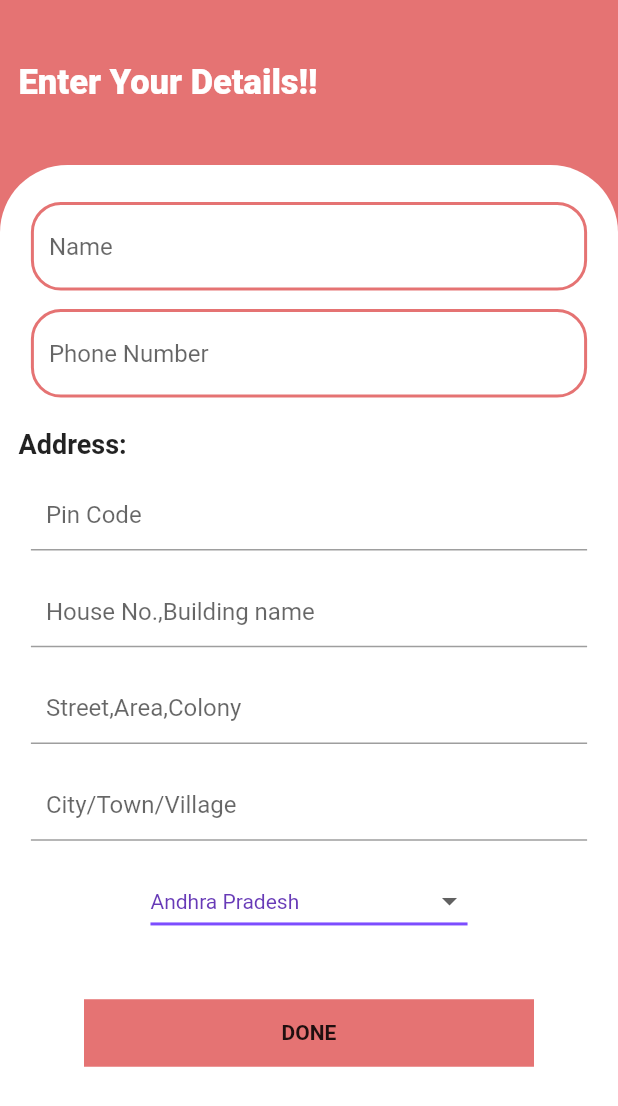
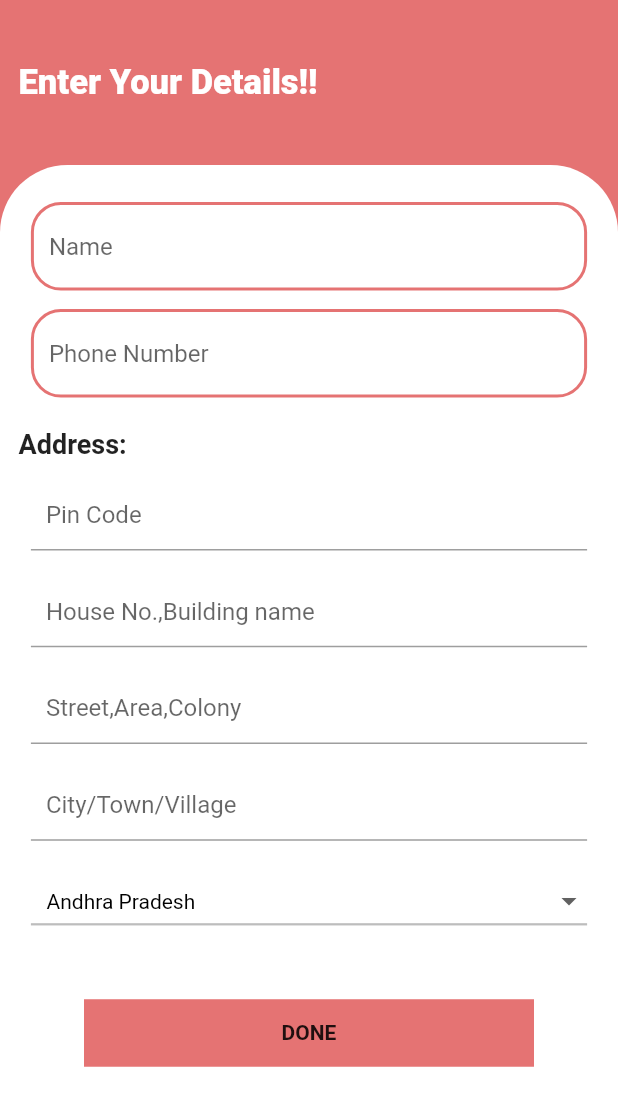
Before and after one commit to Nikhil-Kudupudi/Laundry_Management, a Flutter app: the detailspage screen opened directly, on a phone screen of 412 x 824 dp. Shown: the top 1106 px of the screen. Run offline on Flutter 3.47's test engine with Material 2 defaults, Android fonts, the phone set to English and light mode, and no system bars; our stand-ins replace date_format.

Commit message:
Merge remote-tracking branch 'origin/master'

```diff
--- a/lib/LaundryApp/home.dart
+++ b/lib/LaundryApp/home.dart
@@ -644,7 +644,7 @@ class _entrypageState extends State<entrypage> {
           Container(
             child: Row(
               children: <Widget>[
-
+                Padding(padding: EdgeInsets.only(left: MediaQuery.of(context).size.width*0.5)),
                 InkWell(
                   onTap: (){
 
@@ -1109,6 +1109,7 @@ int Phno,Pincode;
                             child: Column(
                               children: <Widget>[
                                 TextField(
+                                  cursorColor: Colors.black,
                                   keyboardType: TextInputType.number,
                                   decoration: InputDecoration(
                                     contentPadding: EdgeInsets.all(10.0),
@@ -1122,6 +1123,7 @@ int Phno,Pincode;
                                     padding: EdgeInsets.only(top: MediaQuery.of(context).size.height*0.02)
                                 ),
                                 TextField(
+                                  cursorColor: Colors.black,
                                   keyboardType: TextInputType.text,
                                   decoration: InputDecoration(
                                     contentPadding: EdgeInsets.all(10.0),
@@ -1135,6 +1137,7 @@ int Phno,Pincode;
                                     padding: EdgeInsets.only(top: MediaQuery.of(context).size.height*0.02)
                                 ),
                                 TextField(
+                                  cursorColor: Colors.black,
                                   keyboardType: TextInputType.text,
                                   decoration: InputDecoration(
                                     contentPadding: EdgeInsets.all(10.0),
@@ -1148,6 +1151,7 @@ int Phno,Pincode;
                                     padding: EdgeInsets.only(top: MediaQuery.of(context).size.height*0.02)
                                 ),
                                 TextField(
+                                  cursorColor: Colors.black,
                                   keyboardType: TextInputType.text,
                                   decoration: InputDecoration(
                                     contentPadding: EdgeInsets.all(10.0),
@@ -1160,17 +1164,16 @@ int Phno,Pincode;
                                 Padding(
                                     padding: EdgeInsets.only(top: MediaQuery.of(context).size.height*0.02)
                                 ),
-
-
                             DropdownButton<String>(
+                              isExpanded: true,
                               value: dropdownValue,
                               icon: Icon(Icons.arrow_drop_down_outlined),
                               iconSize: 24,
                               elevation: 16,
-                              style: TextStyle(color: Colors.deepPurple),
+                              style: TextStyle(color: Colors.black),
                               underline: Container(
-                                height: 2,
-                                color: Colors.deepPurpleAccent,
+                                height: 1.5,
+                                color: Colors.grey.shade400,
                               ),
                               onChanged: (String newValue) {
                                 setState(() {
@@ -1181,7 +1184,7 @@ int Phno,Pincode;
                                   .map<DropdownMenuItem<String>>((String value) {
                                 return DropdownMenuItem<String>(
                                   value: value,
-                                  child: Text(value),
+                                  child: Text("   "+value),
                                 );
                               }).toList(),
                             ),
--- a/lib/main.dart
+++ b/lib/main.dart
@@ -3,5 +3,5 @@ import 'LaundryApp/home.dart';
 
 void main() => runApp(new MaterialApp(
   debugShowCheckedModeBanner: false,
-  home: mainpage(),
+  home: detailspage(),
 ));
```
